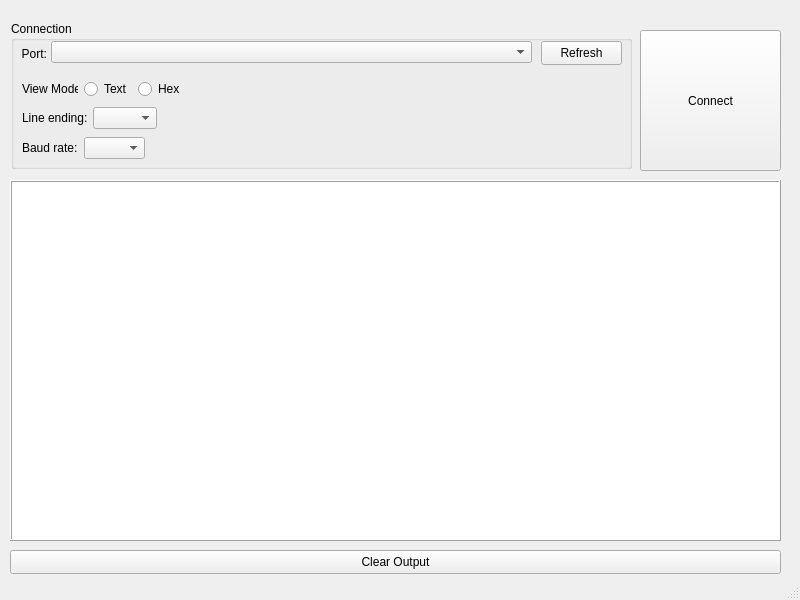
Before: the Qt Designer form MainForm.ui in IggyZomboid/serial_monitor_for_pico, drawn with Qt 5.
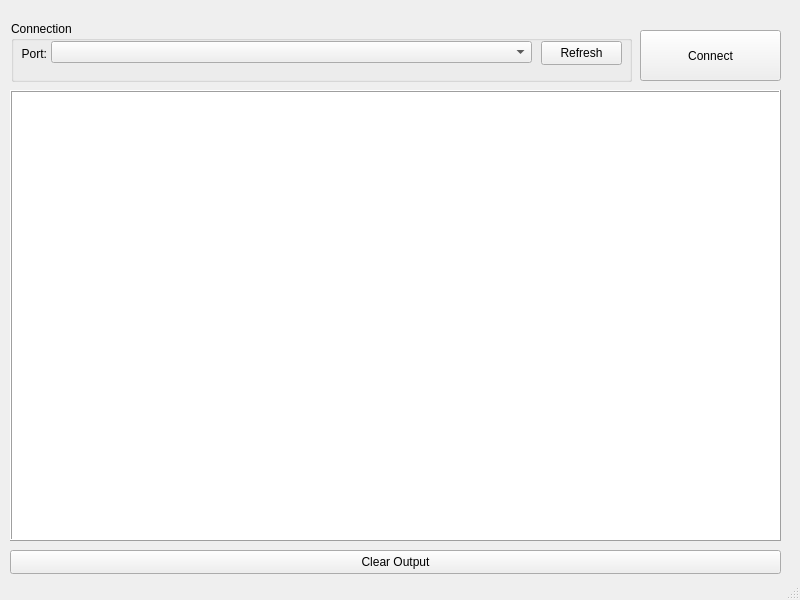
After: the same form once the commit is applied.

Commit message: update user settings and adjust UI layout

The edit to the form file:
```diff
--- a/MainForm.ui
+++ b/MainForm.ui
@@ -22,9 +22,9 @@
     <property name="geometry">
      <rect>
       <x>10</x>
-      <y>180</y>
+      <y>90</y>
       <width>771</width>
-      <height>361</height>
+      <height>451</height>
      </rect>
     </property>
     <property name="acceptDrops">
@@ -46,95 +46,12 @@
       <x>11</x>
       <y>21</y>
       <width>621</width>
-      <height>148</height>
+      <height>61</height>
      </rect>
     </property>
     <property name="title">
      <string>Connection</string>
     </property>
-    <widget class="QWidget" name="layoutWidget">
-     <property name="geometry">
-      <rect>
-       <x>11</x>
-       <y>57</y>
-       <width>163</width>
-       <height>22</height>
-      </rect>
-     </property>
-     <layout class="QHBoxLayout" name="horizontalLayout_2">
-      <item>
-       <widget class="QLabel" name="label_2">
-        <property name="text">
-         <string>View Mode:</string>
-        </property>
-       </widget>
-      </item>
-      <item>
-       <widget class="QRadioButton" name="radioButton">
-        <property name="text">
-         <string>Text</string>
-        </property>
-        <attribute name="buttonGroup">
-         <string notr="true">view_radio_buttons_group</string>
-        </attribute>
-       </widget>
-      </item>
-      <item>
-       <widget class="QRadioButton" name="radioButton_2">
-        <property name="text">
-         <string>Hex</string>
-        </property>
-        <attribute name="buttonGroup">
-         <string notr="true">view_radio_buttons_group</string>
-        </attribute>
-       </widget>
-      </item>
-     </layout>
-    </widget>
-    <widget class="QWidget" name="layoutWidget">
-     <property name="geometry">
-      <rect>
-       <x>11</x>
-       <y>85</y>
-       <width>135</width>
-       <height>24</height>
-      </rect>
-     </property>
-     <layout class="QHBoxLayout" name="horizontalLayout_3">
-      <item>
-       <widget class="QLabel" name="label_4">
-        <property name="text">
-         <string>Line ending:</string>
-        </property>
-       </widget>
-      </item>
-      <item>
-       <widget class="QComboBox" name="lineEnding_comboBox"/>
-      </item>
-     </layout>
-    </widget>
-    <widget class="QWidget" name="layoutWidget">
-     <property name="geometry">
-      <rect>
-       <x>11</x>
-       <y>115</y>
-       <width>123</width>
-       <height>24</height>
-      </rect>
-     </property>
-     <layout class="QHBoxLayout" name="horizontalLayout_4">
-      <item>
-       <widget class="QLabel" name="label_3">
-        <property name="text">
-         <string>Baud rate:</string>
-        </property>
-       </widget>
-      </item>
-      <item>
-       <widget class="QComboBox" name="baud_comboBox"/>
-      </item>
-     </layout>
-    </widget>
     <widget class="QComboBox" name="port_comboBox">
      <property name="geometry">
       <rect>
@@ -205,7 +122,7 @@
       <x>640</x>
       <y>30</y>
       <width>141</width>
-      <height>141</height>
+      <height>51</height>
      </rect>
     </property>
     <property name="text">
```
The commit also changes 3 other files.
